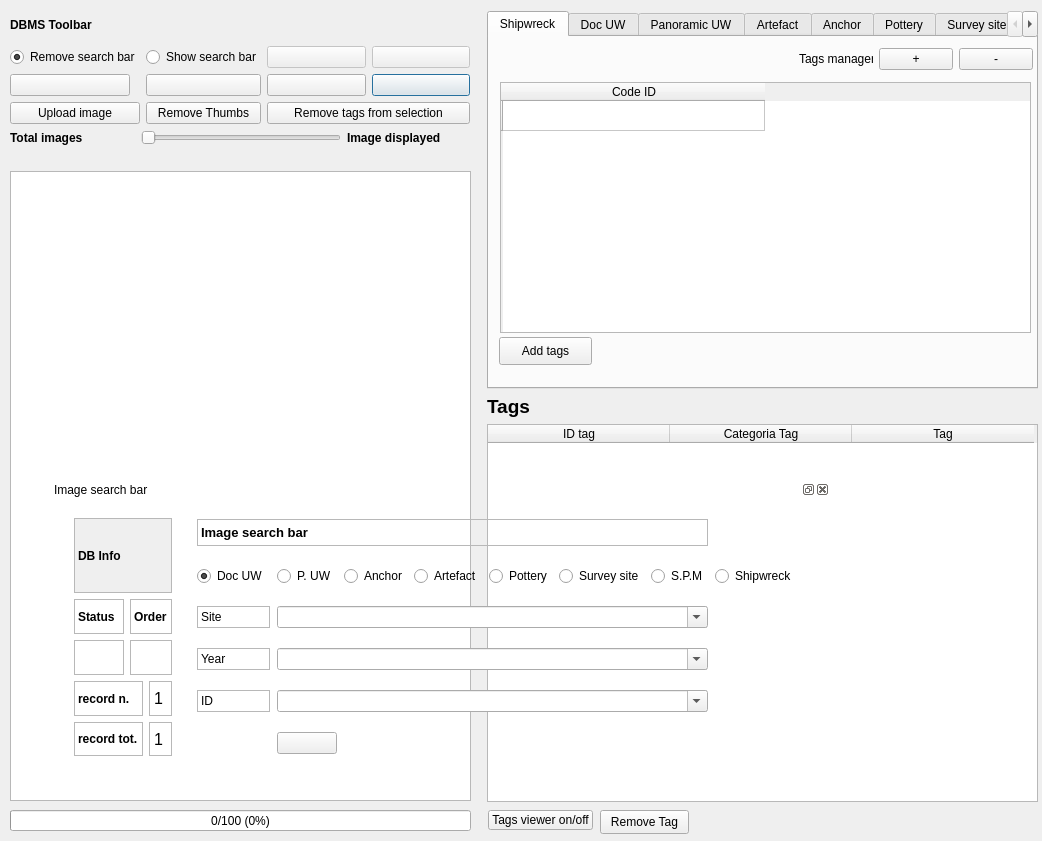
enzococca/HFF, file gui/ui/hff_system__image_viewer_dialog.ui: the form before one commit.
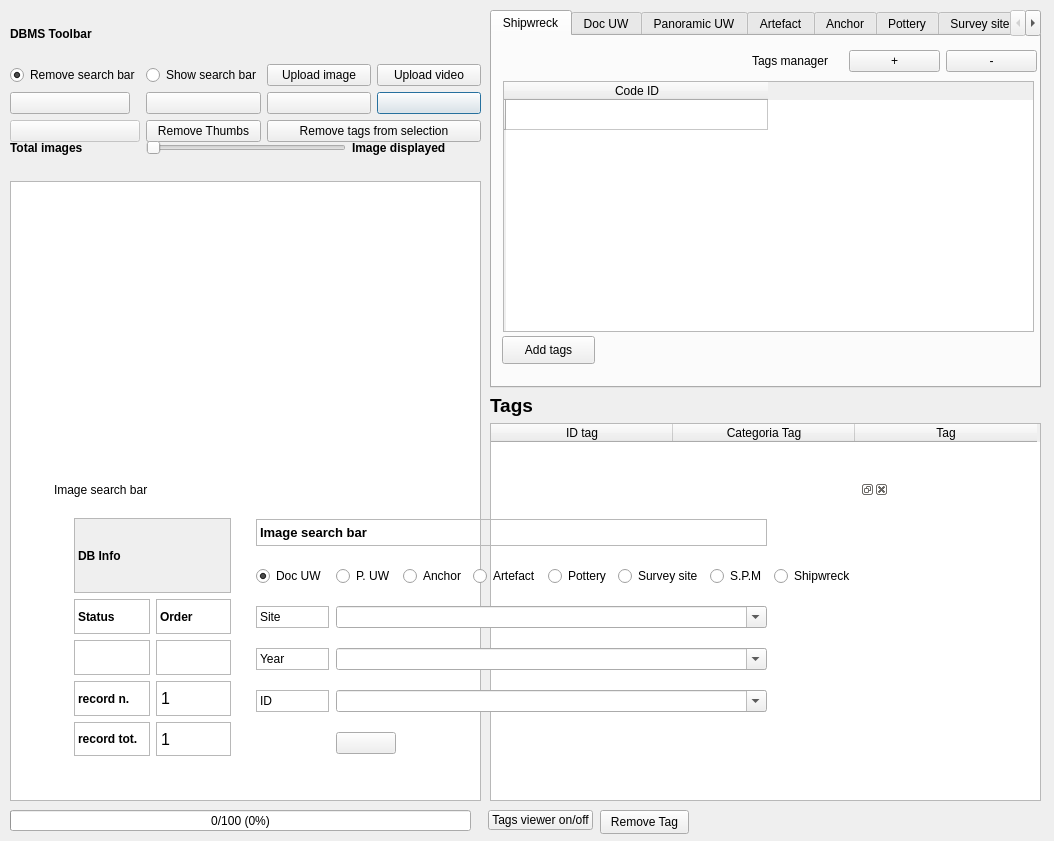
The form after the commit. Icons and pictures are not drawn. Custom widgets are drawn as their Qt base class.

Patch:
```diff
--- a/gui/ui/hff_system__image_viewer_dialog.ui
+++ b/gui/ui/hff_system__image_viewer_dialog.ui
@@ -6,7 +6,7 @@
    <rect>
     <x>0</x>
     <y>0</y>
-    <width>1042</width>
+    <width>1054</width>
     <height>841</height>
    </rect>
   </property>
@@ -52,8 +52,8 @@
     <rect>
      <x>10</x>
      <y>10</y>
-     <width>460</width>
-     <height>114</height>
+     <width>471</width>
+     <height>132</height>
     </rect>
    </property>
    <layout class="QGridLayout" name="gridLayout_4">
@@ -82,7 +82,7 @@
       </property>
      </widget>
     </item>
-    <item row="5" column="0" colspan="2">
+    <item row="5" column="0">
      <layout class="QGridLayout" name="gridLayout_5">
       <item row="1" column="3">
        <widget class="QPushButton" name="pushButton_last_rec">
@@ -162,104 +162,6 @@
         </property>
        </widget>
       </item>
-      <item row="3" column="0">
-       <widget class="QPushButton" name="pushButton_chose_dir">
-        <property name="sizePolicy">
-         <sizepolicy hsizetype="Minimum" vsizetype="Fixed">
-          <horstretch>0</horstretch>
-          <verstretch>0</verstretch>
-         </sizepolicy>
-        </property>
-        <property name="toolTip">
-         <string>&lt;html&gt;&lt;head/&gt;&lt;body&gt;&lt;p&gt;Upload the photos to the database (link) and view them in the listWidget&lt;/p&gt;&lt;/body&gt;&lt;/html&gt;</string>
-        </property>
-        <property name="text">
-         <string>Upload image</string>
-        </property>
-       </widget>
-      </item>
-      <item row="0" column="3">
-       <widget class="QPushButton" name="pushButton_sort">
-        <property name="enabled">
-         <bool>false</bool>
-        </property>
-        <property name="sizePolicy">
-         <sizepolicy hsizetype="Minimum" vsizetype="Fixed">
-          <horstretch>0</horstretch>
-          <verstretch>0</verstretch>
-         </sizepolicy>
-        </property>
-        <property name="font">
-         <font>
-          <pointsize>9</pointsize>
-         </font>
-        </property>
-        <property name="toolTip">
-         <string>Order by</string>
-        </property>
-        <property name="text">
-         <string/>
-        </property>
-        <property name="icon">
-         <iconset resource="../../resources/resources.qrc">
-          <normaloff>:/icons/sort.png</normaloff>:/icons/sort.png</iconset>
-        </property>
-       </widget>
-      </item>
-      <item row="0" column="2">
-       <widget class="QPushButton" name="pushButton_view_all">
-        <property name="enabled">
-         <bool>false</bool>
-        </property>
-        <property name="sizePolicy">
-         <sizepolicy hsizetype="Minimum" vsizetype="Fixed">
-          <horstretch>0</horstretch>
-          <verstretch>0</verstretch>
-         </sizepolicy>
-        </property>
-        <property name="font">
-         <font>
-          <pointsize>9</pointsize>
-         </font>
-        </property>
-        <property name="toolTip">
-         <string>View alls records</string>
-        </property>
-        <property name="text">
-         <string/>
-        </property>
-        <property name="icon">
-         <iconset resource="../../resources/resources.qrc">
-          <normaloff>:/icons/view_all.png</normaloff>:/icons/view_all.png</iconset>
-        </property>
-       </widget>
-      </item>
-      <item row="1" column="1">
-       <widget class="QPushButton" name="pushButton_prev_rec">
-        <property name="sizePolicy">
-         <sizepolicy hsizetype="Minimum" vsizetype="Fixed">
-          <horstretch>0</horstretch>
-          <verstretch>0</verstretch>
-         </sizepolicy>
-        </property>
-        <property name="maximumSize">
-         <size>
-          <width>120</width>
-          <height>16777215</height>
-         </size>
-        </property>
-        <property name="toolTip">
-         <string>&lt;html&gt;&lt;head/&gt;&lt;body&gt;&lt;p&gt;Torna indietro di 25 foto alla volta&lt;/p&gt;&lt;/body&gt;&lt;/html&gt;</string>
-        </property>
-        <property name="text">
-         <string/>
-        </property>
-        <property name="icon">
-         <iconset resource="../../resources/resources.qrc">
-          <normaloff>:/icons/4_leftArrow.png</normaloff>:/icons/4_leftArrow.png</iconset>
-        </property>
-       </widget>
-      </item>
       <item row="3" column="1">
        <widget class="QPushButton" name="pushButton_remove_thumb">
         <property name="enabled">
@@ -291,6 +193,39 @@
         </property>
        </widget>
       </item>
+      <item row="1" column="1">
+       <widget class="QPushButton" name="pushButton_prev_rec">
+        <property name="sizePolicy">
+         <sizepolicy hsizetype="Minimum" vsizetype="Fixed">
+          <horstretch>0</horstretch>
+          <verstretch>0</verstretch>
+         </sizepolicy>
+        </property>
+        <property name="maximumSize">
+         <size>
+          <width>120</width>
+          <height>16777215</height>
+         </size>
+        </property>
+        <property name="toolTip">
+         <string>&lt;html&gt;&lt;head/&gt;&lt;body&gt;&lt;p&gt;Torna indietro di 25 foto alla volta&lt;/p&gt;&lt;/body&gt;&lt;/html&gt;</string>
+        </property>
+        <property name="text">
+         <string/>
+        </property>
+        <property name="icon">
+         <iconset resource="../../resources/resources.qrc">
+          <normaloff>:/icons/4_leftArrow.png</normaloff>:/icons/4_leftArrow.png</iconset>
+        </property>
+       </widget>
+      </item>
+      <item row="0" column="1">
+       <widget class="QRadioButton" name="radioButton_2">
+        <property name="text">
+         <string>Show search bar</string>
+        </property>
+       </widget>
+      </item>
       <item row="0" column="0">
        <widget class="QRadioButton" name="radioButton">
         <property name="text">
@@ -307,10 +242,54 @@
         </property>
        </widget>
       </item>
-      <item row="0" column="1">
-       <widget class="QRadioButton" name="radioButton_2">
+      <item row="0" column="2">
+       <widget class="QPushButton" name="pushButton_chose_dir">
+        <property name="sizePolicy">
+         <sizepolicy hsizetype="Minimum" vsizetype="Fixed">
+          <horstretch>0</horstretch>
+          <verstretch>0</verstretch>
+         </sizepolicy>
+        </property>
+        <property name="toolTip">
+         <string>&lt;html&gt;&lt;head/&gt;&lt;body&gt;&lt;p&gt;Upload the photos to the database (link) and view them in the listWidget&lt;/p&gt;&lt;/body&gt;&lt;/html&gt;</string>
+        </property>
         <property name="text">
-         <string>Show search bar</string>
+         <string>Upload image</string>
+        </property>
+       </widget>
+      </item>
+      <item row="3" column="0">
+       <widget class="QPushButton" name="pushButton_sort">
+        <property name="enabled">
+         <bool>false</bool>
+        </property>
+        <property name="sizePolicy">
+         <sizepolicy hsizetype="Minimum" vsizetype="Fixed">
+          <horstretch>0</horstretch>
+          <verstretch>0</verstretch>
+         </sizepolicy>
+        </property>
+        <property name="font">
+         <font>
+          <pointsize>9</pointsize>
+         </font>
+        </property>
+        <property name="toolTip">
+         <string>Order by</string>
+        </property>
+        <property name="text">
+         <string/>
+        </property>
+        <property name="icon">
+         <iconset resource="../../resources/resources.qrc">
+          <normaloff>:/icons/sort.png</normaloff>:/icons/sort.png</iconset>
+        </property>
+       </widget>
+      </item>
+      <item row="0" column="3">
+       <widget class="QPushButton" name="pushButton_dir_video">
+        <property name="text">
+         <string>Upload video</string>
         </property>
        </widget>
       </item>
@@ -322,9 +301,9 @@
    <property name="geometry">
     <rect>
      <x>10</x>
-     <y>130</y>
-     <width>461</width>
-     <height>671</height>
+     <y>140</y>
+     <width>471</width>
+     <height>661</height>
     </rect>
    </property>
    <layout class="QGridLayout" name="gridLayout_2">
@@ -518,13 +497,13 @@
     <rect>
      <x>50</x>
      <y>480</y>
-     <width>739</width>
+     <width>839</width>
      <height>295</height>
     </rect>
    </property>
    <property name="minimumSize">
     <size>
-     <width>739</width>
+     <width>839</width>
      <height>295</height>
     </size>
    </property>
@@ -1118,8 +1097,8 @@
   <widget class="QWidget" name="layoutWidget">
    <property name="geometry">
     <rect>
-     <x>487</x>
-     <y>11</y>
+     <x>490</x>
+     <y>10</y>
      <width>551</width>
      <height>791</height>
     </rect>
@@ -1267,10 +1246,10 @@
        <widget class="QWidget" name="layoutWidget_4">
         <property name="geometry">
          <rect>
-          <x>310</x>
+          <x>260</x>
           <y>10</y>
-          <width>234</width>
-          <height>25</height>
+          <width>285</width>
+          <height>30</height>
          </rect>
         </property>
         <layout class="QGridLayout" name="gridLayout_26">
@@ -1368,8 +1347,8 @@
          <rect>
           <x>310</x>
           <y>10</y>
-          <width>234</width>
-          <height>25</height>
+          <width>285</width>
+          <height>30</height>
          </rect>
         </property>
         <layout class="QGridLayout" name="gridLayout_19">
@@ -1470,8 +1449,8 @@
          <rect>
           <x>310</x>
           <y>9</y>
-          <width>234</width>
-          <height>25</height>
+          <width>285</width>
+          <height>30</height>
          </rect>
         </property>
         <layout class="QGridLayout" name="gridLayout_20">
@@ -1567,8 +1546,8 @@
          <rect>
           <x>300</x>
           <y>10</y>
-          <width>234</width>
-          <height>25</height>
+          <width>285</width>
+          <height>30</height>
          </rect>
         </property>
         <layout class="QGridLayout" name="gridLayout_21">
@@ -1679,8 +1658,8 @@
          <rect>
           <x>310</x>
           <y>9</y>
-          <width>234</width>
-          <height>25</height>
+          <width>285</width>
+          <height>30</height>
          </rect>
         </property>
         <property name="sizePolicy">
@@ -1788,8 +1767,8 @@
          <rect>
           <x>310</x>
           <y>10</y>
-          <width>234</width>
-          <height>25</height>
+          <width>285</width>
+          <height>30</height>
          </rect>
         </property>
         <layout class="QGridLayout" name="gridLayout_22">
@@ -1869,8 +1848,8 @@
          <rect>
           <x>310</x>
           <y>10</y>
-          <width>234</width>
-          <height>25</height>
+          <width>285</width>
+          <height>30</height>
          </rect>
         </property>
         <layout class="QGridLayout" name="gridLayout_23">
@@ -1953,8 +1932,8 @@
          <rect>
           <x>300</x>
           <y>10</y>
-          <width>234</width>
-          <height>25</height>
+          <width>285</width>
+          <height>30</height>
          </rect>
         </property>
         <layout class="QGridLayout" name="gridLayout_25">
```
